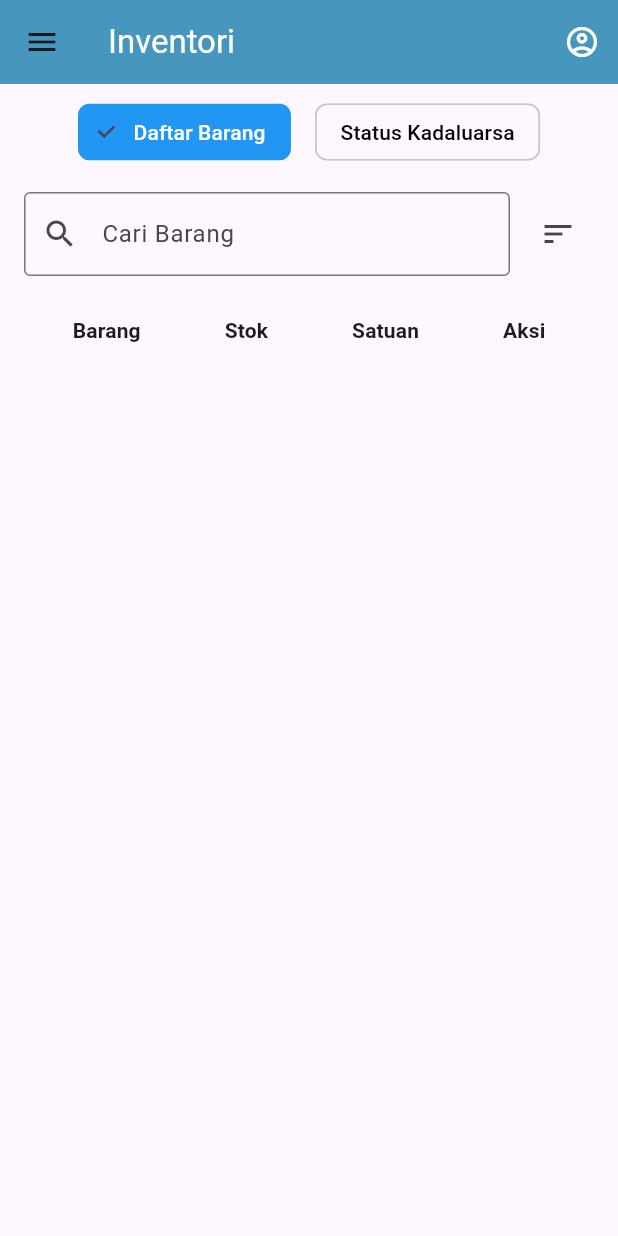
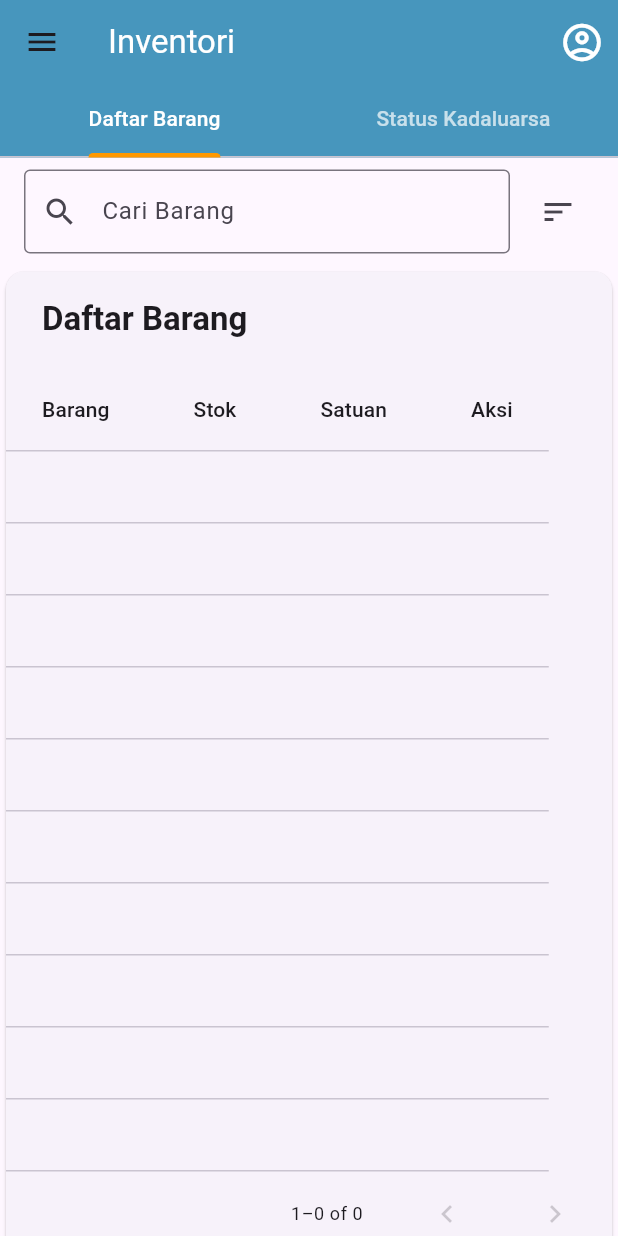
Before and after one commit to athalafk/freshtrack-mobile, a Flutter app: the HomePage screen opened directly, in the side drawer, after a tap on the "sort" icon, on a phone screen of 412 x 824 dp. Run offline on Flutter 3.47's test engine with Material 3 defaults, Android fonts, the phone set to English and light mode, and no system bars; our stand-ins replace dio, google_fonts, shared_preferences; accounts and stored records are empty; network calls fail.

Commit message:
Version 0.2

```diff
--- a/lib/models/user.dart
+++ b/lib/data/models/user.dart
@@ -12,4 +12,9 @@ class User {
       role: json['role'],
     );
   }
+  Map<String, dynamic> toJson() => {
+    'id': id,
+    'username': username,
+    'role': role,
+  };
 }
--- /dev/null
+++ b/lib/data/sources/barang_data_source.dart
@@ -0,0 +1,49 @@
+import 'package:flutter/material.dart';
+import '../models/barang.dart';
+
+class BarangDataSource extends DataTableSource {
+  final List<Barang> data;
+  final void Function(Barang) onEdit;
+  final void Function(Barang) onDelete;
+
+  BarangDataSource({
+    required this.data,
+    required this.onEdit,
+    required this.onDelete,
+  });
+
+  @override
+  DataRow getRow(int index) {
+    final item = data[index];
+    return DataRow.byIndex(
+      index: index,
+      cells: [
+        DataCell(Text(item.namaBarang)),
+        DataCell(Text(item.totalStok.toString())),
+        DataCell(Text(item.satuan)),
+        DataCell(Row(
+          mainAxisSize: MainAxisSize.min,
+          children: [
+            IconButton(
+              icon: const Icon(Icons.edit, size: 20, color: Colors.blue),
+              onPressed: () => onEdit(item),
+            ),
+            IconButton(
+              icon: const Icon(Icons.delete, size: 20, color: Colors.red),
+              onPressed: () => onDelete(item),
+            ),
+          ],
+        )),
+      ],
+    );
+  }
+
+  @override
+  int get rowCount => data.length;
+
+  @override
+  bool get isRowCountApproximate => false;
+
+  @override
+  int get selectedRowCount => 0;
+}
--- /dev/null
+++ b/lib/data/sources/batch_data_source.dart
@@ -0,0 +1,38 @@
+import 'package:flutter/material.dart';
+import '../models/batch_barang.dart';
+import 'package:intl/intl.dart';
+
+class BatchBarangDataSource extends DataTableSource {
+  final List<BatchBarang> data;
+
+  BatchBarangDataSource({required this.data});
+
+  @override
+  DataRow getRow(int index) {
+    final item = data[index];
+    final days = item.hariMenujuKadaluarsa;
+    return DataRow.byIndex(
+      index: index,
+      cells: [
+        DataCell(Text(item.namaBarang)),
+        DataCell(Text(item.stok.toString())),
+        DataCell(Text(DateFormat('dd/MM/yyyy').format(DateTime.parse(item.tanggalKadaluarsa)))),
+        DataCell(Text(days > 0 ? '$days hari' : 'Expired')),
+        DataCell(
+          days > 14
+              ? const Icon(Icons.check_circle, color: Colors.green)
+              : Icon(Icons.warning, color: days > 0 ? Colors.orange : Colors.red),
+        ),
+      ],
+    );
+  }
+
+  @override
+  int get rowCount => data.length;
+
+  @override
+  bool get isRowCountApproximate => false;
+
+  @override
+  int get selectedRowCount => 0;
+}
--- a/lib/pages/home.dart
+++ b/lib/pages/home.dart
@@ -1,9 +1,10 @@
 import 'package:flutter/material.dart';
-import 'package:intl/intl.dart';
 import '../services/api_service.dart';
 import 'login.dart';
-import '../models/barang.dart';
-import '../models/batch_barang.dart';
+import '../data/models/barang.dart';
+import '../data/models/batch_barang.dart';
+import '../data/sources/barang_data_source.dart';
+import '../data/sources/batch_data_source.dart';
 import 'transaction.dart';
 import 'history.dart';
 
@@ -16,8 +17,8 @@ class HomePage extends StatefulWidget {
   _HomePageState createState() => _HomePageState();
 }
 
-class _HomePageState extends State<HomePage> {
-  String selectedTab = 'Daftar Barang';
+class _HomePageState extends State<HomePage> with SingleTickerProviderStateMixin {
+  late final TabController _tabController;
   bool isLoading = true;
   List<Barang> daftarBarang = [];
   List<BatchBarang> batchBarang = [];
@@ -25,7 +26,14 @@ class _HomePageState extends State<HomePage> {
   @override
   void initState() {
     super.initState();
+    _tabController = TabController(length: 2, vsync: this);
     _fetchData();
+  }
+
+  @override
+  void dispose() {
+    _tabController.dispose();
+    super.dispose();
   }
 
   void _showLogoutDialog(BuildContext context) {
@@ -103,7 +111,7 @@ class _HomePageState extends State<HomePage> {
       DateTime today = DateTime.now();
       return expiryDate.difference(today).inDays;
     } catch (e) {
-      return -1; // Jika format tanggal tidak valid
+      return -1;
     }
   }
 
@@ -114,17 +122,18 @@ class _HomePageState extends State<HomePage> {
         title: Text('Inventori', style: TextStyle(color: Colors.white)),
         backgroundColor: Color(0xFF4796BD),
         actions: [
-          PopupMenuButton<String>(
-            icon: Icon(Icons.account_circle_outlined, color: Colors.white),
-            onSelected: (value) {
-              if (value == 'logout') {
-                _showLogoutDialog(context);
-              }
-            },
-            itemBuilder: (BuildContext context) {
-              return [
-                PopupMenuItem<String>(
-                  enabled: false,
+          IconButton(
+            icon: Stack(
+              children: [
+                Icon(Icons.account_circle_outlined, color: Colors.white, size: 30),
+              ],
+            ),
+            onPressed: () {
+              showMenu(
+                context: context,
+                position: RelativeRect.fromLTRB(50, 70, 0, 0),
+                items: [
+                  PopupMenuItem(
                     child: Column(
                       crossAxisAlignment: CrossAxisAlignment.start,
                       children: [
@@ -136,8 +145,7 @@ class _HomePageState extends State<HomePage> {
                       ],
                     ),
                   ),
-                PopupMenuItem<String>(
-                  value: 'logout',
+                  PopupMenuItem(
                     child: Row(
                       children: [
                         Icon(Icons.logout, color: Colors.red),
@@ -145,8 +153,10 @@ class _HomePageState extends State<HomePage> {
                         Text('Logout'),
                       ],
                     ),
+                    onTap: () => _showLogoutDialog(context),
                   ),
-              ];
+                ],
+              );
             },
           ),
         ],
@@ -156,7 +166,7 @@ class _HomePageState extends State<HomePage> {
           padding: EdgeInsets.zero,
           children: [
             DrawerHeader(
-              decoration: BoxDecoration(color: Colors.blue),
+              decoration: BoxDecoration(color: Color(0xFF4796BD)),
               child: Text(
                 "Menu",
                 style: TextStyle(color: Colors.white, fontSize: 24),
@@ -198,16 +208,21 @@ class _HomePageState extends State<HomePage> {
           ],
         ),
       ),
+
       body: Column(
         children: [
+          // Tab Bar
           Container(
-            padding: EdgeInsets.symmetric(vertical: 8),
-            child: Row(
-              mainAxisAlignment: MainAxisAlignment.center,
-              children: [
-                _buildTabButton('Daftar Barang'),
-                SizedBox(width: 16),
-                _buildTabButton('Status Kadaluarsa'),
+            color: Color(0xFF4796BD),
+            child: TabBar(
+              controller: _tabController,
+              labelColor: Colors.white,
+              unselectedLabelColor: Colors.white.withOpacity(0.7),
+              indicatorColor: Colors.orange,
+              indicatorWeight: 3,
+              tabs: [
+                Tab(text: 'Daftar Barang'),
+                Tab(text: 'Status Kadaluarsa'),
               ],
             ),
           ),
@@ -235,15 +250,27 @@ class _HomePageState extends State<HomePage> {
             ),
           ),
 
-          // Content
+          // Tab Content
           Expanded(
-            child: Padding(
-              padding: EdgeInsets.symmetric(horizontal: 0),
-              child: isLoading
+            child: TabBarView(
+              controller: _tabController,
+              children: [
+                // Tab 1: Daftar Barang
+                isLoading
                     ? Center(child: CircularProgressIndicator())
-                  : selectedTab == 'Daftar Barang'
-                  ? _buildInventoryList(daftarBarang)
-                  : _buildExpiryStatusList(),
+                    : RefreshIndicator(
+                  onRefresh: _fetchData,
+                  child: _buildInventoryList(daftarBarang),
+                ),
+
+                // Tab 2: Status Kadaluarsa
+                isLoading
+                    ? Center(child: CircularProgressIndicator())
+                    : RefreshIndicator(
+                  onRefresh: _fetchData,
+                  child: _buildExpiryStatusList(),
+                ),
+              ],
             ),
           ),
         ],
@@ -251,51 +278,21 @@ class _HomePageState extends State<HomePage> {
     );
   }
 
-  Widget _buildTabButton(String title) {
-    return ChoiceChip(
-      label: Text(title),
-      selected: selectedTab == title,
-      selectedColor: Colors.blue,
-      labelStyle: TextStyle(
-        color: selectedTab == title ? Colors.white : Colors.black,
-      ),
-      onSelected: (_) => setState(() => selectedTab = title),
-    );
-  }
-
   Widget _buildInventoryList(List<Barang> items) {
     return SingleChildScrollView(
-      scrollDirection: Axis.vertical,
-      child: SingleChildScrollView(
-        scrollDirection: Axis.horizontal,
-        child: DataTable(
-          columns: [
-            DataColumn(label: Text('Barang', style: TextStyle(fontWeight: FontWeight.bold))),
-            DataColumn(label: Text('Stok', style: TextStyle(fontWeight: FontWeight.bold))),
-            DataColumn(label: Text('Satuan', style: TextStyle(fontWeight: FontWeight.bold))),
-            DataColumn(label: Text('Aksi', style: TextStyle(fontWeight: FontWeight.bold))),
+      child: PaginatedDataTable(
+        header: Text('Daftar Barang', style: TextStyle(fontWeight: FontWeight.bold)),
+        rowsPerPage: _calculateRowsPerPage(),
+        columns: const [
+          DataColumn(label: Text('Barang')),
+          DataColumn(label: Text('Stok'), numeric: true),
+          DataColumn(label: Text('Satuan')),
+          DataColumn(label: Text('Aksi')),
         ],
-          rows: items.map((item) => DataRow(
-            cells: [
-              DataCell(Text(item.namaBarang)),
-              DataCell(Text(item.totalStok.toString())),
-              DataCell(Text(item.satuan)),
-              DataCell(
-                Row(
-                  children: [
-                    IconButton(
-                      icon: Icon(Icons.edit, color: Colors.blue),
-                      onPressed: () => _showEditDialog(context, item),
-                    ),
-                    IconButton(
-                      icon: Icon(Icons.delete, color: Colors.red),
-                      onPressed: () => _showDeleteDialog(context, item),
-                    ),
-                  ],
-                ),
-              ),
-            ],
-          )).toList(),
+        source: BarangDataSource(
+          data: items,
+          onEdit: (item) => _showEditDialog(context, item),
+          onDelete: (item) => _showDeleteDialog(context, item),
         ),
       ),
     );
@@ -305,40 +302,28 @@ class _HomePageState extends State<HomePage> {
     if (batchBarang.isEmpty) return Center(child: Text('Tidak ada data kadaluarsa'));
 
     return SingleChildScrollView(
-      scrollDirection: Axis.horizontal,
-      child: DataTable(
-        columnSpacing: 20,
-        dataRowHeight: 48,
-        headingRowHeight: 56,
-        columns: [
+      child: PaginatedDataTable(
+        header: Text('Status Kadaluarsa', style: TextStyle(fontWeight: FontWeight.bold)),
+        rowsPerPage: _calculateRowsPerPage(),
+        columns: const [
           DataColumn(label: Text('Barang')),
           DataColumn(label: Text('Stok'), numeric: true),
           DataColumn(label: Text('Tanggal Kadaluarsa')),
           DataColumn(label: Text('Sisa Hari'), numeric: true),
           DataColumn(label: Text('Status')),
         ],
-        rows: batchBarang.map((item) {
-          final days = item.hariMenujuKadaluarsa;
-          return DataRow(
-            cells: [
-              DataCell(Text(item.namaBarang)),
-              DataCell(Text(item.stok.toString())),
-              DataCell(Text(DateFormat('dd/MM/yyyy').format(DateTime.parse(item.tanggalKadaluarsa)))),
-              DataCell(Text(days > 0 ? '$days hari' : 'Expired')),
-              DataCell(
-                days > 14
-                    ? Icon(Icons.check_circle, color: Colors.green)
-                    : Icon(Icons.warning, color: days > 0 ? Colors.orange : Colors.red),
-              ),
-            ],
-          );
-        }).toList(),
+        source: BatchBarangDataSource(data: batchBarang),
       ),
     );
   }
 
+  int _calculateRowsPerPage() {
+    final mediaQuery = MediaQuery.of(context);
+    return (mediaQuery.size.height / kMinInteractiveDimension).floor().clamp(3, 10);
+  }
+
   void _showSortDialog(BuildContext context) {
-
+    // Implement your sort dialog here
   }
 
   void _showEditDialog(BuildContext context, Barang barang) {
@@ -392,14 +377,11 @@ class _HomePageState extends State<HomePage> {
                     satuan: selectedUnit,
                   );
 
-                  // Update daftarBarang
                   final barangIndex = daftarBarang.indexWhere((b) => b.id == barang.id);
                   if (barangIndex != -1) {
                     daftarBarang[barangIndex] = updatedBarang;
                   }
 
-                  // Update batchBarang untuk memastikan perubahan nama muncul di "Status Kadaluarsa"
-                  setState(() {
                   batchBarang = batchBarang.map((batch) {
                     if (batch.barangId == barang.id) {
                       return batch.copyWith(namaBarang: namaController.text);
@@ -407,8 +389,6 @@ class _HomePageState extends State<HomePage> {
                     return batch;
                   }).toList();
                 });
-                });
-
                 Navigator.pop(context);
               } else {
                 ScaffoldMessenger.of(context).showSnackBar(
--- a/lib/services/api_service.dart
+++ b/lib/services/api_service.dart
@@ -1,35 +1,53 @@
+import 'dart:convert';
 import 'package:dio/dio.dart';
 import 'package:shared_preferences/shared_preferences.dart';
-import '../models/user.dart';
-import '../models/barang.dart';
-import '../models/batch_barang.dart';
+import '../data/models/user.dart';
+import '../data/models/barang.dart';
+import '../data/models/batch_barang.dart';
 
 class ApiService {
-  final Dio _dio = Dio(BaseOptions(baseUrl: 'http://your_ip:3000'));
+  final Dio _dio = Dio(BaseOptions(baseUrl: 'https://freshtrack-backup-production.up.railway.app'));
 
-  Future<String?> login(String username, String password) async {
+  Future<User?> login(String username, String password) async {
     try {
       final response = await _dio.post('/api/auth/login', data: {
         'username': username,
         'password': password,
       });
 
-      String token = response.data['token'];
+      final userData = response.data['user'];
+      final token = response.data['token'];
 
+      if (userData == null || token == null) {
+        throw Exception('Invalid response format');
+      }
+
+      final user = User.fromJson(userData);
+
+      // Save to SharedPreferences
       final prefs = await SharedPreferences.getInstance();
       await prefs.setString('token', token);
-      await prefs.setString('username', username);
+      await prefs.setString('user', jsonEncode(user.toJson()));
 
-      return token; // Sukses login
+      return user;
+    } on DioException catch (e) {
+      print('Login error: ${e.response?.data ?? e.message}');
+      return null;
     } catch (e) {
-      return null; // Gagal login
+      print('Unexpected login error: $e');
+      return null;
     }
   }
 
   Future<void> logout() async {
-    final prefs = await SharedPreferences.getInstance();
-    await prefs.remove('token');
-    await prefs.remove('username');
+    try {
+      final prefs = await SharedPreferences.getInstance();
+      await prefs.remove('token');
+      await prefs.remove('user');
+    } catch (e) {
+      print('Logout error: $e');
+      rethrow;
+    }
   }
 
   Future<List<Barang>> getBarang() async {
@@ -39,13 +57,15 @@ class ApiService {
         options: Options(headers: await _getHeaders()),
       );
 
-      print('Response barang: ${response.data}'); // Debug
+      if (response.data is! List) {
+        throw Exception('Invalid response format');
+      }
 
       return (response.data as List)
           .map((item) => Barang.fromJson(item))
           .toList();
     } on DioException catch (e) {
-      print('Error getBarang: ${e.response?.data}');
+      print('Error getBarang: ${e.response?.data ?? e.message}');
       return [];
     }
   }
@@ -57,22 +77,36 @@ class ApiService {
         options: Options(headers: await _getHeaders()),
       );
 
-      print('Response batch: ${response.data}'); // Debug
+      if (response.data is! List) {
+        throw Exception('Invalid response format');
+      }
 
       return (response.data as List)
           .map((item) => BatchBarang.fromJson(item))
           .toList();
     } on DioException catch (e) {
-      print('Error getBatchBarang: ${e.response?.data}');
+      print('Error getBatchBarang: ${e.response?.data ?? e.message}');
       return [];
     }
   }
 
   Future<Map<String, String>> _getHeaders() async {
-    final prefs = await SharedPreferences.getInstance();
-    return {
-      'Authorization': 'Bearer ${prefs.getString('token')}',
-    };
+    try {
+      final prefs = await SharedPreferences.getInstance();
+      final token = prefs.getString('token');
+
+      if (token == null) {
+        throw Exception('No token found');
+      }
+
+      return {
+        'Authorization': 'Bearer $token',
+        'Content-Type': 'application/json',
+      };
+    } catch (e) {
+      print('Error getting headers: $e');
+      rethrow;
+    }
   }
 
   Future<bool> updateBarang(int id, String namaBarang, String satuan) async {
@@ -87,8 +121,8 @@ class ApiService {
       );
 
       return response.statusCode == 200;
-    } catch (e) {
-      print('Error updateBarang: $e');
+    } on DioException catch (e) {
+      print('Error updateBarang: ${e.response?.data ?? e.message}');
       return false;
     }
   }
@@ -101,10 +135,24 @@ class ApiService {
       );
 
       return response.statusCode == 200;
-    } catch (e) {
-      print('Error deleteBarang: $e');
+    } on DioException catch (e) {
+      print('Error deleteBarang: ${e.response?.data ?? e.message}');
       return false;
     }
   }
 
+  Future<User?> getCurrentUser() async {
+    try {
+      final prefs = await SharedPreferences.getInstance();
+      final userJson = prefs.getString('user');
+
+      if (userJson != null) {
+        return User.fromJson(jsonDecode(userJson));
+      }
+      return null;
+    } catch (e) {
+      print('Error getting current user: $e');
+      return null;
+    }
+  }
 }
```
Also changed, not shown: lib/pages/login.dart (+19 -10 lines), lib/data/models/barang.dart (renamed from lib/models/barang.dart), lib/data/models/batch_barang.dart (renamed from lib/models/batch_barang.dart). Lines whose indentation alone changed are shown as unchanged.
